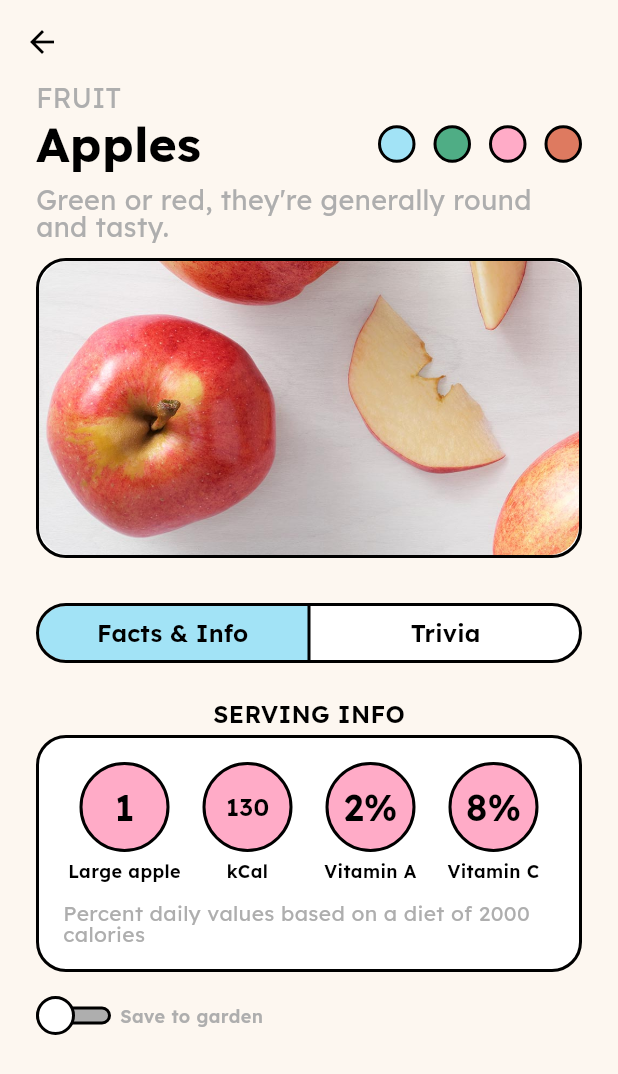
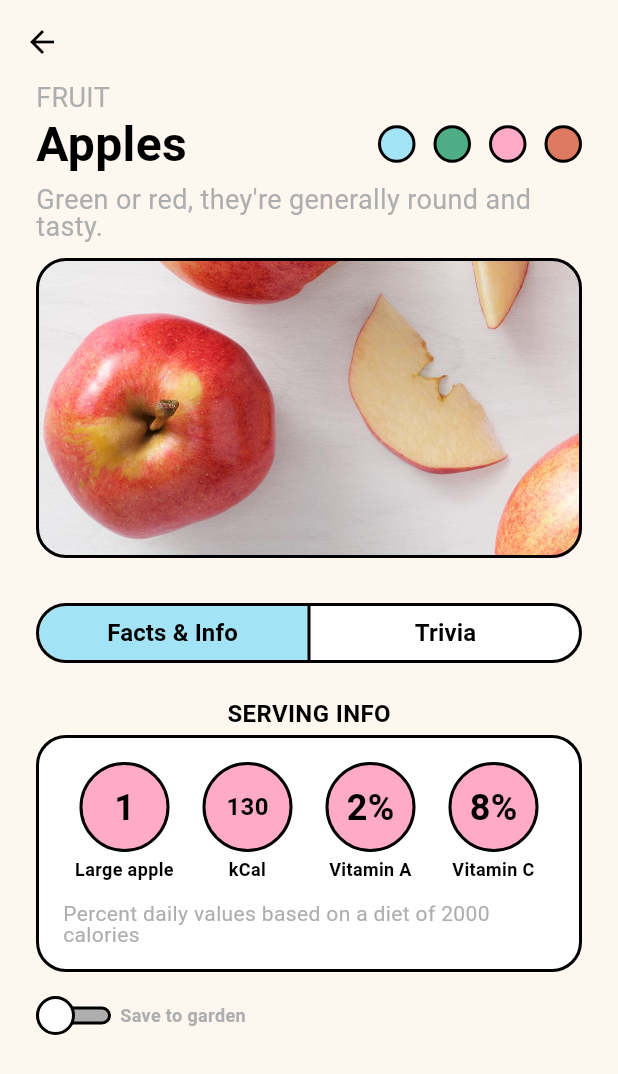
Before and after one commit to leighajarett/veggie_seasons_v2, a Flutter app: the screen it shows after launch, after a tap on "Apples", on a phone screen of 412 x 824 dp. Shown: the top 1074 px of the screen. Run offline on Flutter 3.47's test engine with Material 3 defaults, Android fonts, the phone set to English and light mode, and no system bars; our stand-ins replace font_awesome_flutter, gap, google_fonts, shared_preferences; missing offline and left inert: dart:ffi, widgetbook, widgetbook_annotation.

Commit message:
Commit to switch

```diff
--- a/lib/components/TriviaComponent.dart
+++ b/lib/components/TriviaComponent.dart
@@ -41,13 +41,7 @@ class _TriviaComponentState extends State<TriviaComponent> {
       builder: (BuildContext context) {
         return AlertDialog(
           title: const Text('🎉 Good Job!'),
-          content: const SingleChildScrollView(
-            child: ListBody(
-              children: <Widget>[
-                Text('You got the correct answer.'),
-              ],
-            ),
-          ),
+          content: const Text('You got the correct answer.'),
           actions: <Widget>[
             TextButton(
               child: const Text('Next question'),
@@ -66,21 +60,19 @@ class _TriviaComponentState extends State<TriviaComponent> {
   Widget build(BuildContext context) {
     List<Widget> triviaWidgets = [];
 
-    Widget question = Text(trivia.question, style: $styles.text.subheading1);
-
+    Widget question = Padding(
+      padding: EdgeInsets.all($styles.padding.m),
+      child: Text(trivia.question, style: $styles.text.subheading1),
+    );
     triviaWidgets.add(question);
 
-    triviaWidgets.add(SizedBox(height: $styles.padding.m));
-
-    for (int answerIndex = 0;
-        answerIndex < trivia.answers.length;
-        answerIndex++) {
+    for (int answerIndex = 0; answerIndex < trivia.answers.length; answerIndex++) {
       triviaWidgets.add(
         Button(
           textString: trivia.answers[answerIndex],
           onPressed: () {
             if (triviaAnswerIsCorrect(answerIndex)) {
-              print('answer is correct!');
+              debugPrint('answer is correct!');
               _showCorrectAnswerBanner();
             }
           },
@@ -89,9 +81,11 @@ class _TriviaComponentState extends State<TriviaComponent> {
       triviaWidgets.add(SizedBox(height: $styles.padding.xs));
     }
 
-    return Column(
-      crossAxisAlignment: CrossAxisAlignment.center,
-      children: triviaWidgets,
+    return Center(
+      child: Column(
+        crossAxisAlignment: CrossAxisAlignment.center,
+        children: triviaWidgets,
+      ),
     );
   }
 }
--- a/lib/components/cards/CardHeader.dart
+++ b/lib/components/cards/CardHeader.dart
@@ -13,7 +13,7 @@ class CardHeader extends StatelessWidget {
     return Row(
       mainAxisAlignment: MainAxisAlignment.spaceBetween,
       children: [
-        Flexible(
+        Expanded(
           flex: 5,
           child: Text(
             veggie.name,
--- a/lib/components/cards/SmallVeggieCard.dart
+++ b/lib/components/cards/SmallVeggieCard.dart
@@ -23,7 +23,7 @@ class SmallVeggieCard extends StatelessWidget {
         );
       },
       child: Container(
-        decoration: $styles.containerStyles.rounded,
+        decoration: $styles.containerStyles.rounded(),
         child: Padding(
           padding: EdgeInsets.all($styles.padding.m),
           child: Row(
--- a/lib/components/cards/VeggieCard.dart
+++ b/lib/components/cards/VeggieCard.dart
@@ -22,7 +22,7 @@ class VeggieCard extends StatelessWidget {
         );
       },
       child: Container(
-        decoration: $styles.containerStyles.rounded,
+        decoration: $styles.containerStyles.rounded(),
         child: Padding(
           padding: EdgeInsets.all($styles.padding.m),
           child: Column(
--- a/lib/components/cards/VeggieCardSeasons.dart
+++ b/lib/components/cards/VeggieCardSeasons.dart
@@ -15,9 +15,9 @@ class VeggieCardSeasons extends StatelessWidget {
       children: [
         for (Season season in veggie.seasons)
           Padding(
-            padding: size == Size.large
-                ? EdgeInsets.only(left: $styles.padding.s)
-                : EdgeInsets.only(left: $styles.padding.xs),
+            padding: EdgeInsets.only(
+              left: size == Size.large ? $styles.padding.s : $styles.padding.xs,
+            ),
             child: SeasonCircle(
               size: size,
               season: season,
--- a/lib/components/cards/VeggieImage.dart
+++ b/lib/components/cards/VeggieImage.dart
@@ -20,13 +20,14 @@ class VeggieImage extends StatelessWidget {
     };
 
     return Container(
-        width: width,
-        height: height,
-        decoration: $styles.containerStyles.rounded,
-        child: ClipRRect(
-          borderRadius: $styles.borderStyle.roundedBorderRadius,
-          child: Image(
-              fit: BoxFit.cover, image: AssetImage(veggie.imageAssetPath)),
-        ));
+      width: width,
+      height: height,
+      decoration: $styles.containerStyles.rounded(
+        image: DecorationImage(
+          image: AssetImage(veggie.imageAssetPath),
+          fit: BoxFit.cover,
+        ),
+      ),
+    );
   }
 }
--- a/lib/main.dart
+++ b/lib/main.dart
@@ -20,7 +20,7 @@ class VeggieSeasonsApp extends StatelessWidget {
       title: 'Veggie Seasons',
       theme: ThemeData(
         scaffoldBackgroundColor: $styles.colors.background,
-        fontFamily: $styles.text.fontFamily,
+        // fontFamily: $styles.text.fontFamily,
         colorScheme: $styles.colors.toColorScheme(),
       ),
       debugShowCheckedModeBanner: false,
--- a/lib/screens/Garden.dart
+++ b/lib/screens/Garden.dart
@@ -39,33 +39,27 @@ class _GardenState extends State<Garden> {
             return SliverToBoxAdapter(
               child: Padding(
                 padding: EdgeInsets.only(top: $styles.padding.s),
-                child: const Center(
-                  child: CircularProgressIndicator(),
-                ),
+                child: const Center(child: CircularProgressIndicator()),
               ),
             );
           } else if (snapshot.hasData) {
             return SliverPadding(
               padding: EdgeInsets.symmetric(horizontal: $styles.padding.l),
-              sliver: SliverList(
-                delegate: SliverChildBuilderDelegate(
-                  (BuildContext context, int index) {
-                    return Padding(
-                      padding: EdgeInsets.only(top: $styles.padding.s),
-                      child: SmallVeggieCard(veggie: snapshot.data![index]),
-                    );
-                  },
-                  childCount: snapshot.data!.length,
-                ),
+              sliver: SliverList.builder(
+                itemBuilder: (BuildContext context, int index) {
+                  return Padding(
+                    padding: EdgeInsets.only(top: $styles.padding.s),
+                    child: SmallVeggieCard(veggie: snapshot.data![index]),
+                  );
+                },
+                itemCount: snapshot.data!.length,
               ),
             );
           } else {
             return SliverToBoxAdapter(
               child: Padding(
                 padding: EdgeInsets.only(top: $styles.padding.s),
-                child: const Center(
-                  child: Text("No veggies found."),
-                ),
+                child: const Center(child: Text("No veggies found.")),
               ),
             );
           }
--- a/lib/screens/SearchPage.dart
+++ b/lib/screens/SearchPage.dart
@@ -39,19 +39,18 @@ class _SearchPageState extends State<SearchPage> {
         toolbarHeight: 50 + $styles.padding.m,
         title: Padding(
           padding: EdgeInsets.symmetric(
-                vertical: $styles.padding.m, horizontal: $styles.padding.xs),
+            vertical: $styles.padding.m,
+            horizontal: $styles.padding.xs,
+          ),
           child: Search(
             filterSearchResults: filterSearchResults,
             editingController: editingController,
           ),
-          )),
+        ),
+      ),
       body: Padding(
         padding: EdgeInsets.symmetric(horizontal: $styles.padding.l),
-        child: Column(
-          children: [
-            Expanded(
         child: ListView.builder(
-                shrinkWrap: true,
           itemCount: items.length,
           itemBuilder: (context, index) {
             return Padding(
@@ -61,9 +60,6 @@ class _SearchPageState extends State<SearchPage> {
           },
         ),
       ),
-          ],
-        ),
-      ),
     );
   }
 }
--- a/lib/screens/Settings.dart
+++ b/lib/screens/Settings.dart
@@ -9,14 +9,17 @@ class SettingsScreen extends StatelessWidget {
     return ListView(
       children: [
         Padding(
-          padding: const EdgeInsets.symmetric(horizontal: 24, vertical: 8),
-          child: Text(
-            'Settings',
-            style: $styles.text.heading1,
+          padding: EdgeInsets.symmetric(
+            horizontal: $styles.padding.l,
+            vertical: $styles.padding.xs,
           ),
+          child: Text('Settings', style: $styles.text.heading1),
         ),
         Padding(
-          padding: const EdgeInsets.symmetric(vertical: 8, horizontal: 16),
+          padding: EdgeInsets.symmetric(
+            vertical: $styles.padding.xs,
+            horizontal: $styles.padding.m,
+          ),
           child: Container(
             decoration: BoxDecoration(
               border: Border.all(
@@ -31,22 +34,14 @@ class SettingsScreen extends StatelessWidget {
                 ListTile(
                   contentPadding: const EdgeInsets.fromLTRB(16, 4, 16, 0),
                   leading: const Icon(Icons.directions_run),
-                  title: Text(
-                    'Calorie Target',
-                    style: $styles.text.heading3,
-                  ),
+                  title: Text('Calorie Target', style: $styles.text.heading3),
                   onTap: () => debugPrint('[Tapped] Calorie Target!'),
                 ),
-                const Divider(
-                  thickness: 2,
-                ),
+                const Divider(thickness: 2),
                 ListTile(
                   contentPadding: const EdgeInsets.fromLTRB(16, 0, 16, 4),
                   leading: const Icon(Icons.favorite_border),
-                  title: Text(
-                    'Preferred Categories',
-                    style: $styles.text.heading3,
-                  ),
+                  title: Text('Preferred Categories', style: $styles.text.heading3),
                   onTap: () => debugPrint('[Tapped] Preferred Categories!'),
                 ),
               ],
--- a/lib/screens/VeggieDetail.dart
+++ b/lib/screens/VeggieDetail.dart
@@ -57,93 +57,22 @@ class _VeggieDetailState extends State<VeggieDetail> {
     });
   }
 
-  @override
-  Widget build(BuildContext context) {
-    var servingWords = widget.veggie.servingSize.split(" ");
-
-    var servingInfo =
-        Row(mainAxisAlignment: MainAxisAlignment.spaceBetween, children: [
-      Expanded(
-        flex: 1,
-        child: ServingInfo(
-            number: servingWords[0],
-            label: servingWords.sublist(1).join(" ").capitalize()),
-      ),
-      Expanded(
-        flex: 1,
-        child: ServingInfo(
-            number: widget.veggie.caloriesPerServing.toString(), label: "kCal"),
-      ),
-      Expanded(
-        flex: 1,
-        child: ServingInfo(
-            number: "${widget.veggie.vitaminAPercentage}%", label: "Vitamin A"),
-      ),
-      Expanded(
-        flex: 1,
-        child: ServingInfo(
-            number: "${widget.veggie.vitaminCPercentage}%", label: "Vitamin C"),
-      ),
-    ]);
-
-    return Scaffold(
-      appBar: AppBar(
-        leading: BackButton(color: $styles.colors.black),
-        backgroundColor: Colors.transparent,
-        shadowColor: Colors.transparent,
-      ),
-      body: Padding(
-        padding: EdgeInsets.symmetric(
-          horizontal: $styles.padding.l,
-        ),
-        child: Column(
-          crossAxisAlignment: CrossAxisAlignment.start,
-          children: [
-            Text(widget.veggie.categoryName?.toUpperCase() ?? "",
-                style: $styles.text.subheading1
-                    .copyWith(color: $styles.colors.grey)),
-            SizedBox(height: $styles.padding.xs),
-            Row(
-              mainAxisAlignment: MainAxisAlignment.spaceBetween,
+  Widget _regularComponent(Widget servingInfo) {
+    return Column(
       children: [
         Text(
-                  widget.veggie.name,
-                  style: $styles.text.heading1
-                      .copyWith(color: $styles.colors.black),
+          "SERVING INFO",
+          style: $styles.text.heading3.copyWith(color: $styles.colors.black),
         ),
-                VeggieCardSeasons(
-                  size: Size.large,
-                  veggie: widget.veggie,
-                )
-              ],
-            ),
-            SizedBox(height: $styles.padding.s),
-            Text(widget.veggie.shortDescription,
-                style: $styles.text.subheading1
-                    .copyWith(color: $styles.colors.grey)),
-            SizedBox(height: $styles.padding.s),
-            VeggieImage(veggie: widget.veggie, size: Size.large),
-            SizedBox(height: $styles.padding.m),
-            Toggle(
-              onPressed: toggleFactTrivia,
-            ),
-            SizedBox(height: $styles.padding.s),
-            trivia
-                ? TriviaComponent(
-                    trivias: widget.veggie.trivia,
-                  )
-                : Column(
-                    children: [
-                      Text("SERVING INFO",
-                          style: $styles.text.heading3
-                              .copyWith(color: $styles.colors.black)),
         SizedBox(height: $styles.padding.xs),
         Container(
           decoration: BoxDecoration(
             color: $styles.colors.white,
             borderRadius: BorderRadius.circular(20),
-                          border:
-                              Border.all(color: $styles.colors.black, width: 2),
+            border: Border.all(
+              color: $styles.colors.black,
+              width: 2,
+            ),
           ),
           child: Padding(
             padding: EdgeInsets.all($styles.padding.m),
@@ -160,7 +89,7 @@ class _VeggieDetailState extends State<VeggieDetail> {
                         style: $styles.text.paragraph
                             .copyWith(color: $styles.colors.grey),
                       );
-                                  }),
+                    },),
               ],
             ),
           ),
@@ -170,32 +99,99 @@ class _VeggieDetailState extends State<VeggieDetail> {
           children: [
             FutureBuilder(
                 future: _checkGarden(),
-                              builder: (BuildContext context,
-                                  AsyncSnapshot<bool> snapshot) {
+                builder: (BuildContext context, AsyncSnapshot<bool> snapshot) {
                   if (snapshot.hasData) {
-                                  print("data ${snapshot.data!}");
+                    debugPrint("data ${snapshot.data!}");
                     return CustomSwitch(
                       value: snapshot.data!,
                       onChanged: (value) {
                         setState(() {
                           _setGarden(value);
                         });
-                                      });
-                                } else {
-                                  return const Center(
-                                      child: CircularProgressIndicator());
+                      },
+                    );
                   }
+                  return const Center(child: CircularProgressIndicator());
                 }),
             SizedBox(width: $styles.padding.xs),
             Text(
               "Save to garden",
-                            style: $styles.text.label
-                                .copyWith(color: $styles.colors.grey),
+              style: $styles.text.label.copyWith(color: $styles.colors.grey),
             )
           ],
         )
       ],
+    );
+  }
+
+  @override
+  Widget build(BuildContext context) {
+    var servingWords = widget.veggie.servingSize.split(" ");
+
+    var servingInfo = Row(
+      mainAxisAlignment: MainAxisAlignment.spaceBetween,
+      children: [
+        Expanded(child: ServingInfo(
+          number: servingWords[0],
+          label: servingWords.sublist(1).join(" ").capitalize(),
+        )),
+        Expanded(child: ServingInfo(
+          number: widget.veggie.caloriesPerServing.toString(),
+          label: "kCal",
+        )),
+        Expanded(child: ServingInfo(
+          number: "${widget.veggie.vitaminAPercentage}%",
+          label: "Vitamin A",
+        )),
+        Expanded(child: ServingInfo(
+          number: "${widget.veggie.vitaminCPercentage}%",
+          label: "Vitamin C",
+        )),
+      ],
+    );
+
+    return Scaffold(
+      appBar: AppBar(
+        leading: BackButton(color: $styles.colors.black),
+        backgroundColor: Colors.transparent,
+        shadowColor: Colors.transparent,
       ),
+      body: Padding(
+        padding: EdgeInsets.symmetric(horizontal: $styles.padding.l),
+        child: Column(
+          crossAxisAlignment: CrossAxisAlignment.start,
+          children: [
+            Text(
+              widget.veggie.categoryName?.toUpperCase() ?? "",
+              style:
+                  $styles.text.subheading1.copyWith(color: $styles.colors.grey),
+            ),
+            SizedBox(height: $styles.padding.xs),
+            Row(
+              mainAxisAlignment: MainAxisAlignment.spaceBetween,
+              children: [
+                Text(
+                  widget.veggie.name,
+                  style: $styles.text.heading1
+                      .copyWith(color: $styles.colors.black),
+                ),
+                VeggieCardSeasons(size: Size.large, veggie: widget.veggie),
+              ],
+            ),
+            SizedBox(height: $styles.padding.s),
+            Text(
+              widget.veggie.shortDescription,
+              style:
+                  $styles.text.subheading1.copyWith(color: $styles.colors.grey),
+            ),
+            SizedBox(height: $styles.padding.s),
+            VeggieImage(veggie: widget.veggie, size: Size.large),
+            SizedBox(height: $styles.padding.m),
+            Toggle(onPressed: toggleFactTrivia),
+            SizedBox(height: $styles.padding.s),
+            trivia
+                ? TriviaComponent(trivias: widget.veggie.trivia)
+                : _regularComponent(servingInfo),
           ],
         ),
       ),
--- a/lib/styles/styles.dart
+++ b/lib/styles/styles.dart
@@ -15,8 +15,8 @@ class AppStyle {
 
 @immutable
 class _Text {
-  final TextStyle font = GoogleFonts.lexend();
-  final String? fontFamily = GoogleFonts.lexend().fontFamily;
+  final TextStyle font = const TextStyle();
+  // final String? fontFamily = GoogleFonts.lexend().fontFamily;
 
   late final TextStyle heading1;
   late final TextStyle heading2;
@@ -73,9 +73,10 @@ class _ContainerStyles {
     ),
   );
 
-  final BoxDecoration rounded = BoxDecoration(
+  BoxDecoration rounded({DecorationImage? image}) => BoxDecoration(
         borderRadius: $styles.borderStyle.roundedBorderRadius,
         color: $styles.colors.white,
+        image: image,
         border: Border.all(
           color: $styles.borderStyle.stroke,
           width: $styles.borderStyle.width,
```
Also changed, not shown: lib/screens/Home.dart (+9 -14 lines), pubspec.lock, 1 other file. Lines whose indentation alone changed are shown as unchanged.
